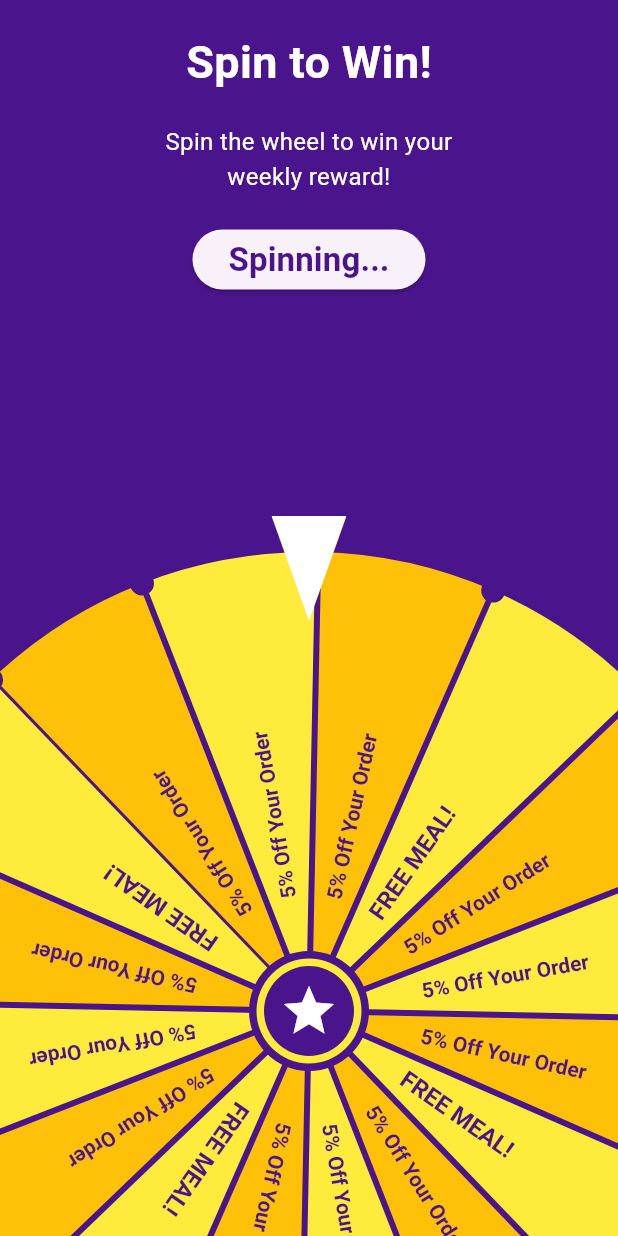
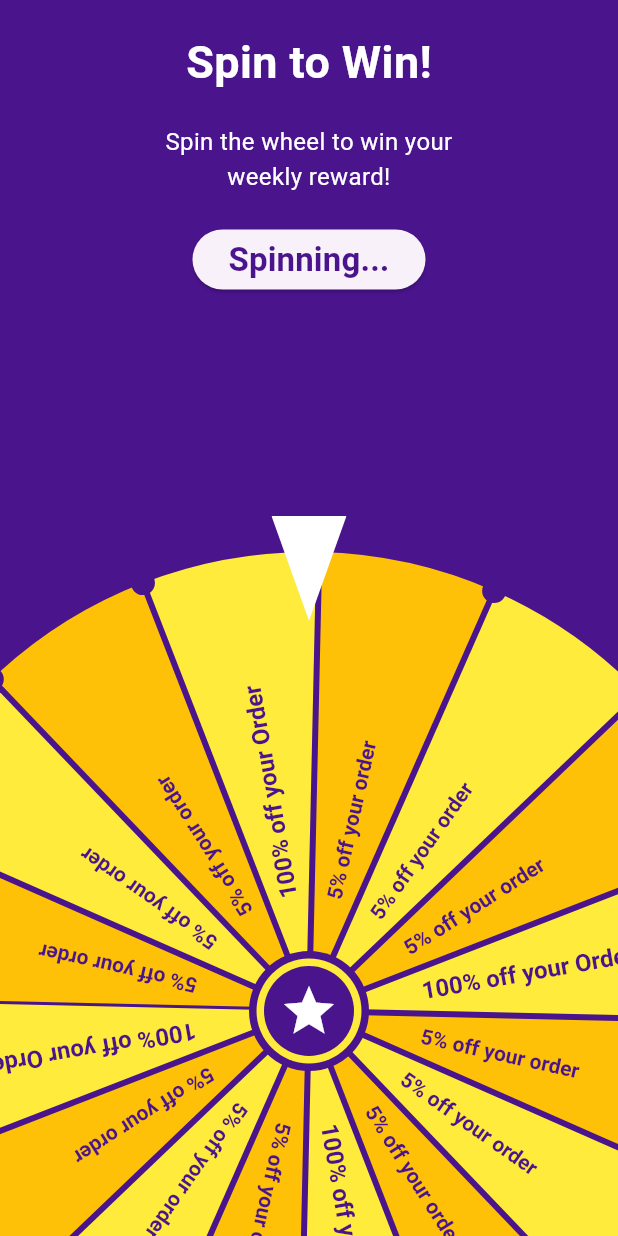
Before and after one commit to dharmikDDS/spin_wheel, a Flutter app: the screen it shows after launch, after a tap on "SPIN!", on a phone screen of 412 x 824 dp. Run offline on Flutter 3.47's test engine with Material 3 defaults, Android fonts, the phone set to English and light mode, and no system bars.

Commit message:
created spin controller

```diff
--- a/lib/main.dart
+++ b/lib/main.dart
@@ -1,4 +1,6 @@
 import 'package:flutter/material.dart';
+import 'package:provider/provider.dart';
+import 'package:spin_wheel/spin_wheel_controller.dart';
 import 'package:spin_wheel/spin_wheel_screen.dart';
 
 void main() {
@@ -10,13 +12,16 @@ class MyApp extends StatelessWidget {
 
   @override
   Widget build(BuildContext context) {
-    return MaterialApp(
-      title: 'Flutter Demo',
-      theme: ThemeData(
-        colorScheme: ColorScheme.fromSeed(seedColor: Colors.deepPurple),
-        useMaterial3: true,
+    return ChangeNotifierProvider(
+      create: (_) => SpinWheelController(),
+      child: MaterialApp(
+        title: 'Flutter Demo',
+        theme: ThemeData(
+          colorScheme: ColorScheme.fromSeed(seedColor: Colors.deepPurple),
+          useMaterial3: true,
+        ),
+        home: const SpinWheelScreen(),
       ),
-      home: const SpinWheelScreen(),
     );
   }
 }
--- a/lib/prize_item_model.dart
+++ b/lib/prize_item_model.dart
@@ -1,9 +1,29 @@
 import 'package:flutter/material.dart';
+import 'package:spin_wheel/colors.dart';
 
 class PrizeItem {
+  final int index;
   final String label;
-  final Color color;
-  final TextStyle? style;
+  final PrizeItemType type;
+  final double probability;
 
-  PrizeItem({required this.label, required this.color, this.style});
+  PrizeItem({
+    required this.index,
+    required this.label,
+    this.type = PrizeItemType.guaranteed,
+    this.probability = 1.0,
+  }) : assert(probability <= 1 && probability >= 0,
+            'Probability must between 0 to 1.');
 }
+
+enum PrizeItemType { guaranteed, special }
+
+extension PrizeItemToPaint on PrizeItem {
+  TextStyle get style => TextStyle(
+        fontSize: type == PrizeItemType.special ? 16 : 14,
+        fontWeight: FontWeight.bold,
+        color: primaryColor,
+      );
+
+  Color get bgColor => (index + 1) % 2 == 0 ? secondaryColor : yellowStatColor;
+}
--- /dev/null
+++ b/lib/spin_wheel_controller.dart
@@ -0,0 +1,82 @@
+import 'dart:math';
+
+import 'package:flutter/material.dart';
+import 'package:spin_wheel/prize_item_model.dart';
+
+class SpinWheelController extends ChangeNotifier {
+  SpinWheelController();
+
+  final Random _random = Random();
+
+  List<PrizeItem> _prizes = [];
+  bool _isSpinning = false;
+  double _angleToSpin = 0;
+  PrizeItem? _wonPrize;
+
+  List<PrizeItem> get prizes => _prizes;
+  bool get isSpinning => _isSpinning;
+  double get angleToSpin => _angleToSpin;
+  PrizeItem? get wonPrize => _wonPrize;
+
+  changeIsSpinning(bool newValue) {
+    _isSpinning = newValue;
+    notifyListeners();
+  }
+
+  changeAngleToSpin(double newValue) {
+    _angleToSpin = newValue;
+    notifyListeners();
+  }
+
+  listenAnimationChanges() {
+    notifyListeners();
+  }
+
+  void initPrizes({
+    required String guaranteedPrize,
+    required String specialPrize,
+  }) {
+    _prizes = List.generate(
+      16,
+      (i) {
+        final bool isSpecial = (i + 1) % 4 == 0;
+        return PrizeItem(
+          index: i,
+          label: isSpecial ? specialPrize : guaranteedPrize,
+          probability: isSpecial ? 0 : .75,
+          type: isSpecial ? PrizeItemType.special : PrizeItemType.guaranteed,
+        );
+      },
+    );
+    notifyListeners();
+  }
+
+  Future<void> spin() async {
+    _wonPrize = null;
+    final validPrizes = prizes.where((p) => p.probability > 0).toList();
+    final totalProbability =
+        validPrizes.fold(0.0, (sum, p) => sum + p.probability);
+
+    double randomValue = _random.nextDouble() * totalProbability;
+
+    double cumulative = 0.0;
+    PrizeItem selectedPrize = validPrizes.first;
+    for (final prize in validPrizes) {
+      cumulative += prize.probability;
+
+      if (randomValue < cumulative) {
+        selectedPrize = prize;
+        break;
+      }
+    }
+
+    final segmentAngle = 2 * pi / prizes.length;
+    final spinCount = 3 + _random.nextInt(3);
+    final targetAngle = (2 * pi) - (segmentAngle * (selectedPrize.index + 1));
+    final offset =
+        _random.nextDouble() * (segmentAngle * 0.8) + (segmentAngle * 0.1);
+
+    _wonPrize = selectedPrize;
+    changeAngleToSpin((spinCount * 2 * pi) + targetAngle + offset);
+  }
+}
--- a/lib/spin_wheel_screen.dart
+++ b/lib/spin_wheel_screen.dart
@@ -1,8 +1,10 @@
 import 'dart:math';
 
 import 'package:flutter/material.dart';
+import 'package:provider/provider.dart';
 import 'package:spin_wheel/colors.dart';
 import 'package:spin_wheel/prize_item_model.dart';
+import 'package:spin_wheel/spin_wheel_controller.dart';
 import 'package:spin_wheel/triangle_clipper.dart';
 import 'package:spin_wheel/wheel_painter.dart';
 
@@ -19,56 +21,35 @@ class _SpinWheelScreenState extends State<SpinWheelScreen>
 
   late Animation<double> _animation;
 
-  final Random _random = Random();
-
-  double _finalAngle = 0;
-
-  bool _isSpinning = false;
-
-  String _result = "";
-
-  final List<PrizeItem> _prizes = [
-    PrizeItem(label: "5% Off Your Order", color: yellowStatColor),
-    PrizeItem(label: "5% Off Your Order", color: secondaryColor),
-    PrizeItem(label: "5% Off Your Order", color: yellowStatColor),
-    PrizeItem(
-      label: "FREE MEAL!",
-      color: secondaryColor,
-      style: TextStyle(
-          fontSize: 16, fontWeight: FontWeight.bold, color: primaryColor),
-    ),
-    PrizeItem(label: "5% Off Your Order", color: yellowStatColor),
-    PrizeItem(label: "5% Off Your Order", color: secondaryColor),
-    PrizeItem(label: "5% Off Your Order", color: yellowStatColor),
-    PrizeItem(
-      label: "FREE MEAL!",
-      color: secondaryColor,
-      style: TextStyle(
-          fontSize: 16, fontWeight: FontWeight.bold, color: primaryColor),
-    ),
-    PrizeItem(label: "5% Off Your Order", color: yellowStatColor),
-    PrizeItem(label: "5% Off Your Order", color: secondaryColor),
-    PrizeItem(label: "5% Off Your Order", color: yellowStatColor),
-    PrizeItem(
-      label: "FREE MEAL!",
-      color: secondaryColor,
-      style: TextStyle(
-          fontSize: 16, fontWeight: FontWeight.bold, color: primaryColor),
-    ),
-    PrizeItem(label: "5% Off Your Order", color: yellowStatColor),
-    PrizeItem(label: "5% Off Your Order", color: secondaryColor),
-    PrizeItem(label: "5% Off Your Order", color: yellowStatColor),
-    PrizeItem(
-      label: "FREE MEAL!",
-      color: secondaryColor,
-      style: TextStyle(
-          fontSize: 16, fontWeight: FontWeight.bold, color: primaryColor),
-    ),
-  ];
-
   @override
   void initState() {
     super.initState();
+
+    _initAnimation();
+    _setupListners();
+
+    // Initialize Prizes
+    WidgetsBinding.instance.addPostFrameCallback(
+      (_) {
+        context.read<SpinWheelController>().initPrizes(
+              guaranteedPrize: '5% off your order',
+              specialPrize: '100% off your Order',
+            );
+      },
+    );
+  }
+
+  @override
+  void dispose() {
+    _animationController.dispose();
+    _animation.removeListener(
+      context.read<SpinWheelController>().listenAnimationChanges,
+    );
+    _animation.removeListener(_showResultDialog);
+    super.dispose();
+  }
+
+  void _initAnimation() {
     _animationController = AnimationController(
       vsync: this,
       duration: const Duration(seconds: 5),
@@ -78,163 +59,93 @@ class _SpinWheelScreenState extends State<SpinWheelScreen>
       parent: _animationController,
       curve: Curves.easeOutExpo,
     );
-
-    _animation.addListener(() {
-      setState(() {});
-    });
-
-    _animation.addStatusListener(
-      (status) {
-        if (status == AnimationStatus.completed) {
-          setState(
-            () {
-              _isSpinning = false;
-
-              // Determine which prize was won based on the final angle
-              final segmentAngle = 2 * pi / _prizes.length;
-              final normalizedAngle = (_finalAngle % (2 * pi));
-              final segment = ((normalizedAngle) / segmentAngle).floor();
-              _result = _prizes[(segment % _prizes.length) - 1].label;
-
-              // Show the result dialog
-              Future.delayed(
-                const Duration(milliseconds: 500),
-                () {
-                  // _showResultDialog(_result);
-                  if (!mounted) return;
-                  _showResultDialog(_result);
-                },
-              );
-            },
-          );
-        }
-      },
-    );
   }
 
-  void _spinWheel() {
-    if (_isSpinning) return;
+  void _setupListners() {
+    _animation.addListener(
+      context.read<SpinWheelController>().listenAnimationChanges,
+    );
 
-    setState(() {
-      _isSpinning = true;
-      _result = "";
-
-      // Generate a random number of full rotations (3-5) plus a random angle
-      final spinCount = 3 + _random.nextInt(3);
-      final randomAngle = _random.nextDouble() * 2 * pi;
-      _finalAngle = (spinCount * 2 * pi) + randomAngle;
-
-      // Reset and start the animation
-      _animationController.reset();
-      _animationController.forward();
-    });
-  }
-
-  void _showResultDialog(String prize) {
-    showDialog(
-      context: context,
-      builder: (BuildContext context) {
-        return AlertDialog(
-          title: const Text('Congratulations!'),
-          content: Text('You won: $prize'),
-          backgroundColor: Colors.purple[100],
-          titleTextStyle: const TextStyle(
-            fontSize: 24,
-            fontWeight: FontWeight.bold,
-            color: Colors.purple,
-          ),
-          contentTextStyle: const TextStyle(
-            fontSize: 20,
-            color: Colors.black,
-          ),
-          actions: [
-            TextButton(
-              onPressed: () {
-                Navigator.of(context).pop();
-              },
-              child: const Text('Claim Prize'),
-            ),
-          ],
-        );
-      },
-    );
-  }
-
-  @override
-  void dispose() {
-    _animationController.dispose();
-    super.dispose();
+    _animation.addListener(_showResultDialog);
   }
 
   @override
   Widget build(BuildContext context) {
     return Scaffold(
       backgroundColor: primaryColor,
-      body: SafeArea(
-          child: Stack(
-        children: [
-          _buildHeadingView(),
-          // Spin wheel
-          Positioned(
-            right: -100,
-            left: -100,
-            bottom: -200,
+      body: Consumer<SpinWheelController>(
+        builder: (context, controller, _) {
+          return SafeArea(
             child: Stack(
-              alignment: Alignment.center,
               children: [
-                // Main wheel
-                SizedBox.square(
-                  dimension: 700,
-                  child: Transform.rotate(
-                    angle: _animation.value * _finalAngle,
-                    child: CustomPaint(
-                      painter: WheelPainter(_prizes),
-                    ),
+                _buildHeadingView(controller),
+
+                // Spin wheel
+                Positioned(
+                  right: -100,
+                  left: -100,
+                  bottom: -200,
+                  child: Stack(
+                    alignment: Alignment.center,
+                    children: [
+                      // Main wheel
+                      SizedBox.square(
+                        dimension: 700,
+                        child: Transform.rotate(
+                          angle: _animation.value * controller.angleToSpin,
+                          child: CustomPaint(
+                            painter: WheelPainter(controller.prizes),
+                          ),
+                        ),
+                      ),
+
+                      // Center of wheel
+                      CircleAvatar(
+                        radius: 40,
+                        backgroundColor: primaryColor,
+                        child: CircleAvatar(
+                          radius: 35,
+                          backgroundColor: secondaryColor,
+                          child: CircleAvatar(
+                            radius: 30,
+                            backgroundColor: primaryColor,
+                            child: Icon(
+                              Icons.star,
+                              color: whiteColor,
+                              size: 40,
+                            ),
+                          ),
+                        ),
+                      ),
+
+                      // Pointer
+                      Positioned(
+                        top: 20,
+                        child: ClipPath(
+                          clipper: TriangleClipper(isRotated: true),
+                          child: Material(
+                            color: transparentColor,
+                            elevation: 50,
+                            child: Container(
+                              color: whiteColor,
+                              height: 70,
+                              width: 50,
+                            ),
+                          ),
+                        ),
+                      ),
+                    ],
                   ),
-                ),
-                // Center of wheel
-                CircleAvatar(
-                  radius: 40,
-                  backgroundColor: primaryColor,
-                  child: CircleAvatar(
-                    radius: 35,
-                    backgroundColor: secondaryColor,
-                    child: CircleAvatar(
-                      radius: 30,
-                      backgroundColor: primaryColor,
-                      child: Icon(
-                        Icons.star,
-                        color: whiteColor,
-                        size: 40,
-                      ),
-                    ),
-                  ),
-                ),
-                // Pointer
-                Positioned(
-                  top: 20,
-                  child: ClipPath(
-                    clipper: TriangleClipper(isRotated: true),
-                    child: Material(
-                      color: transparentColor,
-                      elevation: 50,
-                      child: Container(
-                        color: whiteColor,
-                        height: 70,
-                        width: 50,
-                      ),
-                    ),
-                  ),
-                ),
+                )
               ],
             ),
-          )
-        ],
-      )),
+          );
+        },
+      ),
     );
   }
 
-  Widget _buildHeadingView() {
+  Widget _buildHeadingView(SpinWheelController controller) {
     return SizedBox(
       width: double.infinity,
       child: Column(
@@ -252,17 +163,60 @@ class _SpinWheelScreenState extends State<SpinWheelScreen>
             textAlign: TextAlign.center,
           ),
           ElevatedButton(
-            onPressed: _isSpinning ? () {} : _spinWheel,
+            onPressed: _animationController.isAnimating
+                ? () {}
+                : () {
+                    context.read<SpinWheelController>().spin();
+                    // Reset and start the animation
+                    _animationController.reset();
+                    _animationController.forward();
+                  },
             child: Text(
-              _isSpinning ? 'Spinning...' : 'SPIN!',
+              _animationController.isAnimating ? 'Spinning...' : 'SPIN!',
               style: TextStyle(
-                  fontSize: 22,
-                  fontWeight: FontWeight.bold,
-                  color: primaryColor),
+                fontSize: 22,
+                fontWeight: FontWeight.bold,
+                color: primaryColor,
+              ),
             ),
           ),
         ],
       ),
     );
   }
+
+  void _showResultDialog() {
+    if (_animation.isCompleted) {
+      Future.delayed(Duration(milliseconds: 500));
+      showDialog(
+        context: context,
+        builder: (BuildContext context) {
+          return AlertDialog(
+            title: const Text('Congratulations!'),
+            content: Text(
+              'You won: ${context.read<SpinWheelController>().wonPrize?.label}',
+            ),
+            backgroundColor: Colors.purple[100],
+            titleTextStyle: const TextStyle(
+              fontSize: 24,
+              fontWeight: FontWeight.bold,
+              color: Colors.purple,
+            ),
+            contentTextStyle: const TextStyle(
+              fontSize: 20,
+              color: Colors.black,
+            ),
+            actions: [
+              TextButton(
+                onPressed: () {
+                  Navigator.of(context).pop();
+                },
+                child: const Text('Claim Prize'),
+              ),
+            ],
+          );
+        },
+      );
+    }
+  }
 }
--- a/lib/wheel_painter.dart
+++ b/lib/wheel_painter.dart
@@ -18,12 +18,17 @@ class WheelPainter extends CustomPainter {
     final Paint paint = Paint()..style = PaintingStyle.fill;
     final segmentAngle = 2 * pi / prizes.length;
 
+    canvas.save();
+    canvas.translate(centerX, centerY);
+    canvas.rotate(-pi / 2);
+    canvas.translate(-centerX, -centerY);
+
     // Draw each segment
     for (int i = 0; i < prizes.length; i++) {
       final startAngle = i * segmentAngle;
 
       // Set segment color
-      paint.color = prizes[i].color;
+      paint.color = prizes[i].bgColor;
 
       // Draw segment
       canvas.drawArc(
@@ -53,12 +58,7 @@ class WheelPainter extends CustomPainter {
       final textPainter = TextPainter(
         text: TextSpan(
           text: prizes[i].label,
-          style: prizes[i].style ??
-              TextStyle(
-                fontSize: 14,
-                fontWeight: FontWeight.bold,
-                color: primaryColor,
-              ),
+          style: prizes[i].style,
         ),
         textAlign: TextAlign.center,
         textDirection: TextDirection.ltr,
@@ -94,6 +94,8 @@ class WheelPainter extends CustomPainter {
         dotPaint,
       );
     }
+
+    canvas.restore();
   }
 
   @override
--- a/pubspec.yaml
+++ b/pubspec.yaml
@@ -34,6 +34,7 @@ dependencies:
   # The following adds the Cupertino Icons font to your application.
   # Use with the CupertinoIcons class for iOS style icons.
   cupertino_icons: ^1.0.8
+  provider: ^6.1.5
 
 dev_dependencies:
   flutter_test:
```
Also changed, not shown: pubspec.lock.
